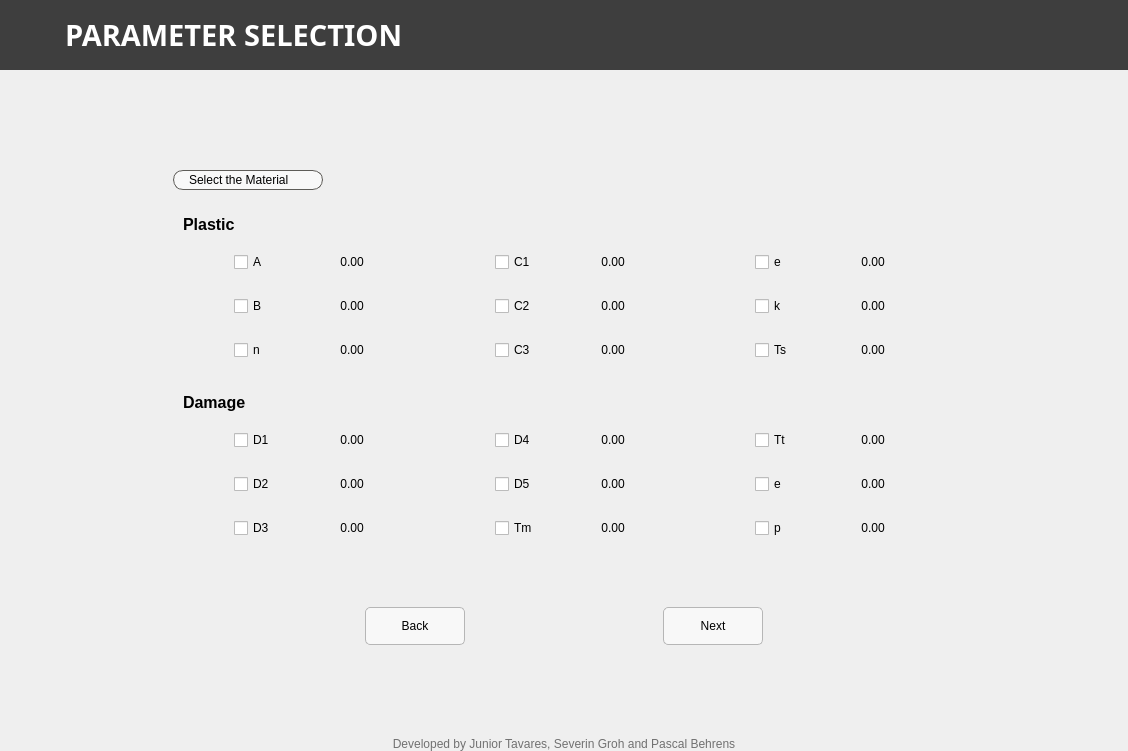
This is frontend/interface/form.ui in juniortavaress/material-model-calibration as Qt 5 draws it before an edit. The edited form follows.
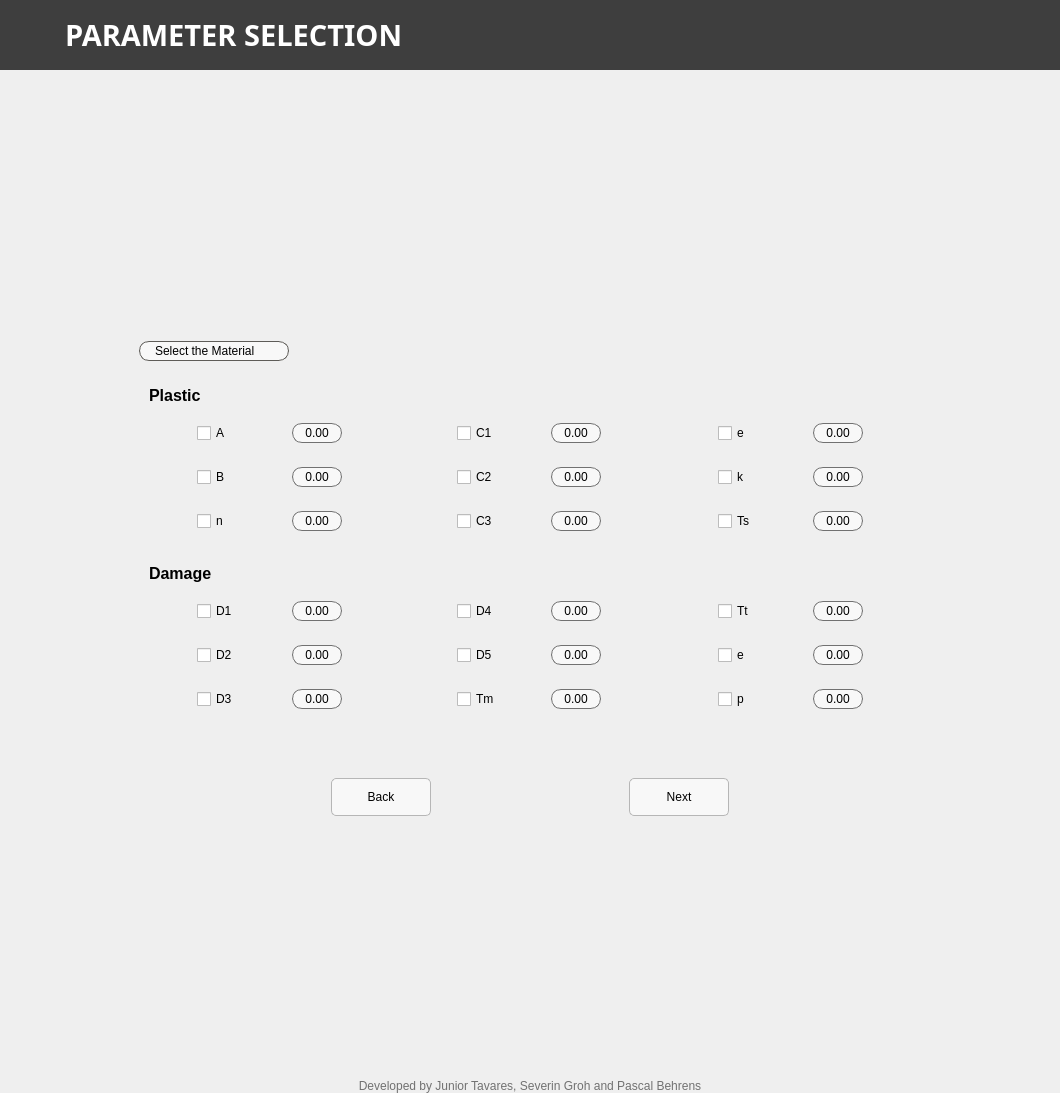
This is the edited form. The open tabs and pages were chosen to show the change. Icons and pictures are not drawn.

Diff of the .ui file:
```diff
--- a/frontend/interface/form.ui
+++ b/frontend/interface/form.ui
@@ -6,8 +6,8 @@
    <rect>
     <x>0</x>
     <y>0</y>
-    <width>1128</width>
-    <height>751</height>
+    <width>1060</width>
+    <height>1093</height>
    </rect>
   </property>
   <property name="windowTitle">
@@ -2429,6 +2429,14 @@
                       <property name="enabled">
                        <bool>true</bool>
                       </property>
+                      <property name="styleSheet">
+                       <string notr="true">/* QLabel*/
+QLabel{
+color: rgb(0, 0, 0);
+background-color: rgba(255, 255, 255, 150);
+border-radius: 10px;
+border: 1px solid rgb(113, 113, 113);}</string>
+                      </property>
                       <property name="frameShape">
                        <enum>QFrame::Shape::StyledPanel</enum>
                       </property>
@@ -2498,11 +2506,17 @@
                               </widget>
                              </item>
                              <item>
-                              <widget class="QLabel" name="label_22">
+                              <widget class="QLabel" name="label_param_A">
+                               <property name="minimumSize">
+                                <size>
+                                 <width>50</width>
+                                 <height>20</height>
+                                </size>
+                               </property>
                                <property name="maximumSize">
                                 <size>
-                                 <width>40</width>
-                                 <height>16777215</height>
+                                 <width>50</width>
+                                 <height>20</height>
                                 </size>
                                </property>
                                <property name="text">
@@ -2545,11 +2559,17 @@
                               </widget>
                              </item>
                              <item>
-                              <widget class="QLabel" name="label_20">
+                              <widget class="QLabel" name="label_param_B">
+                               <property name="minimumSize">
+                                <size>
+                                 <width>50</width>
+                                 <height>20</height>
+                                </size>
+                               </property>
                                <property name="maximumSize">
                                 <size>
-                                 <width>40</width>
-                                 <height>16777215</height>
+                                 <width>50</width>
+                                 <height>20</height>
                                 </size>
                                </property>
                                <property name="text">
@@ -2592,11 +2612,17 @@
                               </widget>
                              </item>
                              <item>
-                              <widget class="QLabel" name="label_21">
+                              <widget class="QLabel" name="label_param_n">
+                               <property name="minimumSize">
+                                <size>
+                                 <width>50</width>
+                                 <height>20</height>
+                                </size>
+                               </property>
                                <property name="maximumSize">
                                 <size>
-                                 <width>40</width>
-                                 <height>16777215</height>
+                                 <width>50</width>
+                                 <height>20</height>
                                 </size>
                                </property>
                                <property name="text">
@@ -2663,11 +2689,17 @@
                               </widget>
                              </item>
                              <item>
-                              <widget class="QLabel" name="label_23">
+                              <widget class="QLabel" name="label_param_C1">
+                               <property name="minimumSize">
+                                <size>
+                                 <width>50</width>
+                                 <height>20</height>
+                                </size>
+                               </property>
                                <property name="maximumSize">
                                 <size>
-                                 <width>40</width>
-                                 <height>16777215</height>
+                                 <width>50</width>
+                                 <height>20</height>
                                 </size>
                                </property>
                                <property name="text">
@@ -2710,11 +2742,17 @@
                               </widget>
                              </item>
                              <item>
-                              <widget class="QLabel" name="label_24">
+                              <widget class="QLabel" name="label_param_C2">
+                               <property name="minimumSize">
+                                <size>
+                                 <width>50</width>
+                                 <height>20</height>
+                                </size>
+                               </property>
                                <property name="maximumSize">
                                 <size>
-                                 <width>40</width>
-                                 <height>16777215</height>
+                                 <width>50</width>
+                                 <height>20</height>
                                 </size>
                                </property>
                                <property name="text">
@@ -2757,11 +2795,17 @@
                               </widget>
                              </item>
                              <item>
-                              <widget class="QLabel" name="label_25">
+                              <widget class="QLabel" name="label_param_C3">
+                               <property name="minimumSize">
+                                <size>
+                                 <width>50</width>
+                                 <height>20</height>
+                                </size>
+                               </property>
                                <property name="maximumSize">
                                 <size>
-                                 <width>40</width>
-                                 <height>16777215</height>
+                                 <width>50</width>
+                                 <height>20</height>
                                 </size>
                                </property>
                                <property name="text">
@@ -2828,11 +2872,17 @@
                               </widget>
                              </item>
                              <item>
-                              <widget class="QLabel" name="label_26">
+                              <widget class="QLabel" name="label_param_e">
+                               <property name="minimumSize">
+                                <size>
+                                 <width>50</width>
+                                 <height>20</height>
+                                </size>
+                               </property>
                                <property name="maximumSize">
                                 <size>
-                                 <width>40</width>
-                                 <height>16777215</height>
+                                 <width>50</width>
+                                 <height>20</height>
                                 </size>
                                </property>
                                <property name="text">
@@ -2875,11 +2925,17 @@
                               </widget>
                              </item>
                              <item>
-                              <widget class="QLabel" name="label_27">
+                              <widget class="QLabel" name="label_param_k">
+                               <property name="minimumSize">
+                                <size>
+                                 <width>50</width>
+                                 <height>20</height>
+                                </size>
+                               </property>
                                <property name="maximumSize">
                                 <size>
-                                 <width>40</width>
-                                 <height>16777215</height>
+                                 <width>50</width>
+                                 <height>20</height>
                                 </size>
                                </property>
                                <property name="text">
@@ -2922,11 +2978,17 @@
                               </widget>
                              </item>
                              <item>
-                              <widget class="QLabel" name="label_28">
+                              <widget class="QLabel" name="label_param_Ts">
+                               <property name="minimumSize">
+                                <size>
+                                 <width>50</width>
+                                 <height>20</height>
+                                </size>
+                               </property>
                                <property name="maximumSize">
                                 <size>
-                                 <width>40</width>
-                                 <height>16777215</height>
+                                 <width>50</width>
+                                 <height>20</height>
                                 </size>
                                </property>
                                <property name="text">
@@ -3009,6 +3071,14 @@
                       <property name="enabled">
                        <bool>true</bool>
                       </property>
+                      <property name="styleSheet">
+                       <string notr="true">/* QLabel*/
+QLabel{
+color: rgb(0, 0, 0);
+background-color: rgba(255, 255, 255, 150);
+border-radius: 10px;
+border: 1px solid rgb(113, 113, 113);}</string>
+                      </property>
                       <property name="frameShape">
                        <enum>QFrame::Shape::StyledPanel</enum>
                       </property>
@@ -3081,11 +3151,17 @@
                               </widget>
                              </item>
                              <item>
-                              <widget class="QLabel" name="label_29">
+                              <widget class="QLabel" name="label_param_D1">
+                               <property name="minimumSize">
+                                <size>
+                                 <width>50</width>
+                                 <height>20</height>
+                                </size>
+                               </property>
                                <property name="maximumSize">
                                 <size>
-                                 <width>40</width>
-                                 <height>16777215</height>
+                                 <width>50</width>
+                                 <height>20</height>
                                 </size>
                                </property>
                                <property name="text">
@@ -3128,11 +3204,17 @@
                               </widget>
                              </item>
                              <item>
-                              <widget class="QLabel" name="label_30">
+                              <widget class="QLabel" name="label_param_D2">
+                               <property name="minimumSize">
+                                <size>
+                                 <width>50</width>
+                                 <height>20</height>
+                                </size>
+                               </property>
                                <property name="maximumSize">
                                 <size>
-                                 <width>40</width>
-                                 <height>16777215</height>
+                                 <width>50</width>
+                                 <height>20</height>
                                 </size>
                                </property>
                                <property name="text">
@@ -3175,11 +3257,17 @@
                               </widget>
                              </item>
                              <item>
-                              <widget class="QLabel" name="label_31">
+                              <widget class="QLabel" name="label_param_D3">
+                               <property name="minimumSize">
+                                <size>
+                                 <width>50</width>
+                                 <height>20</height>
+                                </size>
+                               </property>
                                <property name="maximumSize">
                                 <size>
-                                 <width>40</width>
-                                 <height>16777215</height>
+                                 <width>50</width>
+                                 <height>20</height>
                                 </size>
                                </property>
                                <property name="text">
@@ -3246,11 +3334,17 @@
                               </widget>
                              </item>
                              <item>
-                              <widget class="QLabel" name="label_32">
+                              <widget class="QLabel" name="label_param_D4">
+                               <property name="minimumSize">
+                                <size>
+                                 <width>50</width>
+                                 <height>20</height>
+                                </size>
+                               </property>
                                <property name="maximumSize">
                                 <size>
-                                 <width>40</width>
-                                 <height>16777215</height>
+                                 <width>50</width>
+                                 <height>20</height>
                                 </size>
                                </property>
                                <property name="text">
@@ -3293,11 +3387,17 @@
                               </widget>
                              </item>
                              <item>
-                              <widget class="QLabel" name="label_33">
+                              <widget class="QLabel" name="label_param_D5">
+                               <property name="minimumSize">
+                                <size>
+                                 <width>50</width>
+                                 <height>20</height>
+                                </size>
+                               </property>
                                <property name="maximumSize">
                                 <size>
-                                 <width>40</width>
-                                 <height>16777215</height>
+                                 <width>50</width>
+                                 <height>20</height>
                                 </size>
                                </property>
                                <property name="text">
@@ -3340,11 +3440,17 @@
                               </widget>
                              </item>
                              <item>
-                              <widget class="QLabel" name="label_34">
+                              <widget class="QLabel" name="label_param_Tm">
+                               <property name="minimumSize">
+                                <size>
+                                 <width>50</width>
+                                 <height>20</height>
+                                </size>
+                               </property>
                                <property name="maximumSize">
                                 <size>
-                                 <width>40</width>
-                                 <height>16777215</height>
+                                 <width>50</width>
+                                 <height>20</height>
                                 </size>
                                </property>
                                <property name="text">
@@ -3411,11 +3517,17 @@
                               </widget>
                              </item>
                              <item>
-                              <widget class="QLabel" name="label_35">
+                              <widget class="QLabel" name="label_param_Tt">
+                               <property name="minimumSize">
+                                <size>
+                                 <width>50</width>
+                                 <height>20</height>
+                                </size>
+                               </property>
                                <property name="maximumSize">
                                 <size>
-                                 <width>40</width>
-                                 <height>16777215</height>
+                                 <width>50</width>
+                                 <height>20</height>
                                 </size>
                                </property>
                                <property name="text">
@@ -3458,11 +3570,17 @@
                               </widget>
                              </item>
                              <item>
-                              <widget class="QLabel" name="label_36">
+                              <widget class="QLabel" name="label_param_e_damage">
+                               <property name="minimumSize">
+                                <size>
+                                 <width>50</width>
+                                 <height>20</height>
+                                </size>
+                               </property>
                                <property name="maximumSize">
                                 <size>
-                                 <width>40</width>
-                                 <height>16777215</height>
+                                 <width>50</width>
+                                 <height>20</height>
                                 </size>
                                </property>
                                <property name="text">
@@ -3505,11 +3623,17 @@
                               </widget>
                              </item>
                              <item>
-                              <widget class="QLabel" name="label_37">
+                              <widget class="QLabel" name="label_param_p">
+                               <property name="minimumSize">
+                                <size>
+                                 <width>50</width>
+                                 <height>20</height>
+                                </size>
+                               </property>
                                <property name="maximumSize">
                                 <size>
-                                 <width>40</width>
-                                 <height>16777215</height>
+                                 <width>50</width>
+                                 <height>20</height>
                                 </size>
                                </property>
                                <property name="text">
```
Left out of the diff: 919 changed lines with no effect on the pictures.
